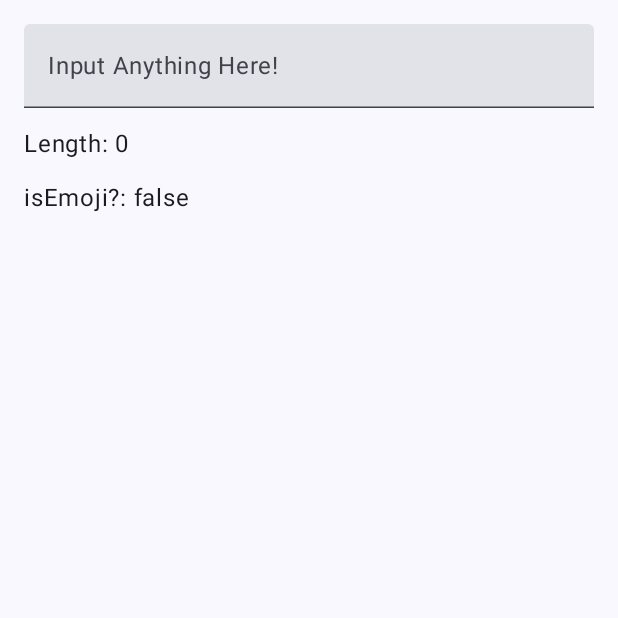
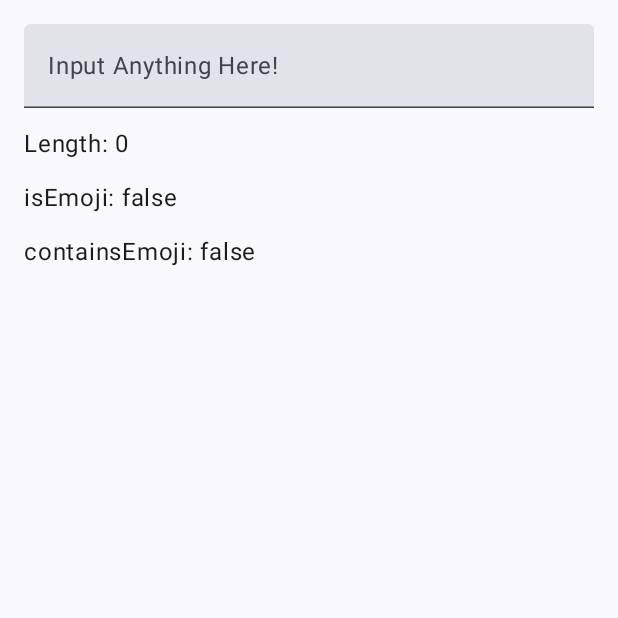
Before and after one commit to chattymin/Pebble, an Android app built with Jetpack Compose: the screen it shows after launch (MainActivity), on a phone screen of 412 x 824 dp, the top half of it. Run offline under Robolectric (Android 15) with nearby library versions, the phone set to English and light mode, and no system bars.

Commit message:
add Sample Code

```diff
--- a/app/src/main/java/com/chattymin/textgrapheme/MainActivity.kt
+++ b/app/src/main/java/com/chattymin/textgrapheme/MainActivity.kt
@@ -20,6 +20,7 @@ import androidx.compose.runtime.remember
 import androidx.compose.runtime.setValue
 import androidx.compose.ui.Modifier
 import androidx.compose.ui.unit.dp
+import com.chattymin.pebble.containsEmoji
 import com.chattymin.pebble.graphemeLength
 import com.chattymin.pebble.isEmoji
 import com.chattymin.textgrapheme.ui.theme.TextGraphemeTheme
@@ -59,7 +60,11 @@ class MainActivity : ComponentActivity() {
                         )
 
                         Text(
-                            text = "isEmoji?: ${text.isEmoji()}",
+                            text = "isEmoji: ${text.isEmoji()}",
+                        )
+
+                        Text(
+                            text = "containsEmoji: ${text.containsEmoji()}",
                         )
                     }
                 }
```
